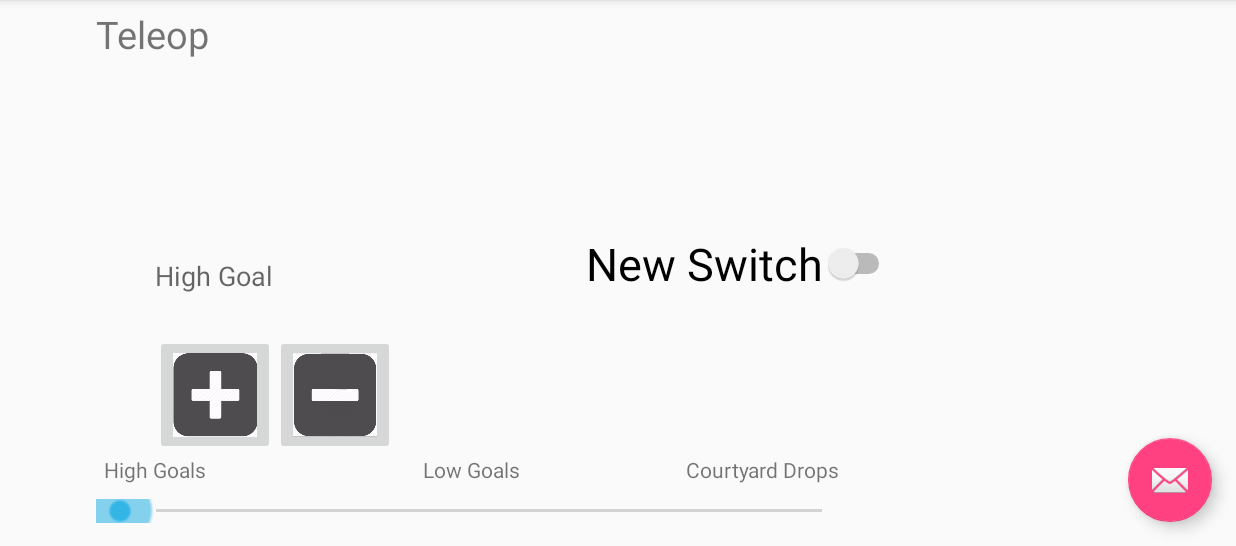
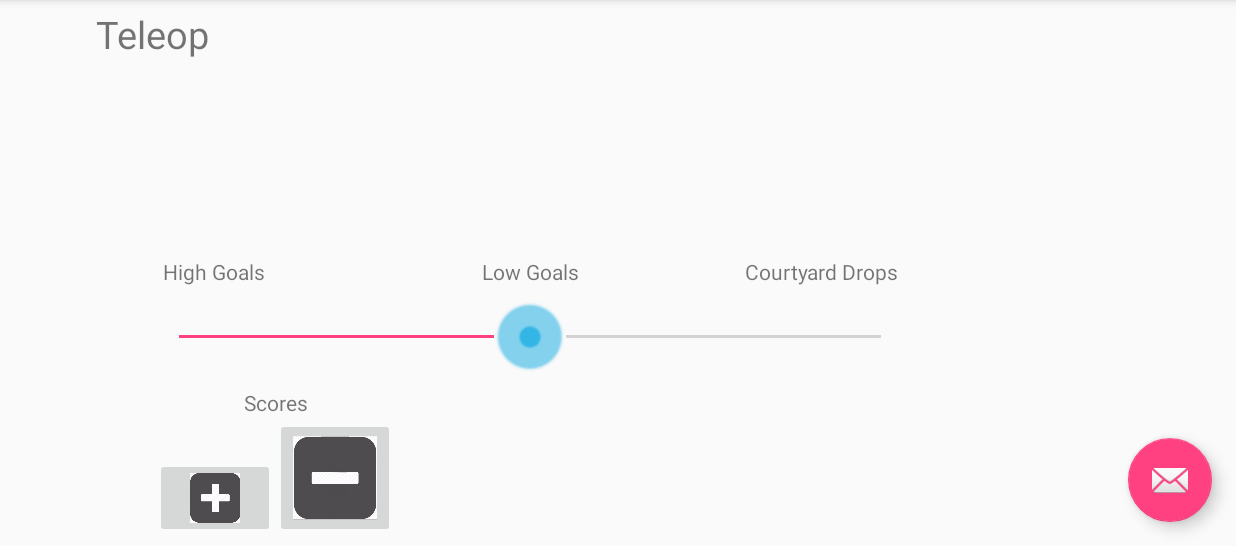
Before and after one commit to Team610/2016-Scouting, an Android app: the screen it shows after launch (MainActivity), after a tap on "Tele-Op", on a phone screen of 824 x 412 dp (held sideways), the part 72-618 px from its top. Run offline under Robolectric (Android 15) with nearby library versions, the phone set to English and light mode, and no system bars; 1 other tap on this screen came first.

Commit message:
Fixed Nav bar + edited teleop page

```diff
--- a/ScoutingApp/app/src/main/java/com/team610/scouting/scoutingapp/TeleopFragment.java
+++ b/ScoutingApp/app/src/main/java/com/team610/scouting/scoutingapp/TeleopFragment.java
@@ -93,6 +93,8 @@ public class TeleopFragment extends Fragment implements SeekBar.OnSeekBarChangeL
         sb1 = (SeekBar) rootView.findViewById(R.id.setgoal_SeekBar);
         sb1.setOnSeekBarChangeListener(this);
 
+        sb1.setProgress(50);
+
         return rootView;
         //return inflater.inflate(R.layout.fragment_teleop, container, false);
 
--- a/ScoutingApp/app/src/main/res/layout/fragment_teleop.xml
+++ b/ScoutingApp/app/src/main/res/layout/fragment_teleop.xml
@@ -14,7 +14,7 @@
         android:layout_alignParentTop="true"
         android:layout_alignParentLeft="true"
         android:layout_alignParentStart="true" />
-
+<!--
     <TextView
         android:layout_width="wrap_content"
         android:layout_height="wrap_content"
@@ -27,44 +27,18 @@
         android:layout_alignParentLeft="true"
         android:layout_alignParentStart="true"
         android:layout_marginTop="166dp" />
+        -->
 
-    <Switch
-        android:layout_width="wrap_content"
-        android:layout_height="wrap_content"
-        android:text="New Switch"
-        android:id="@+id/switch1"
-        android:layout_alignBottom="@+id/highgoal_TextView"
-        android:textSize="30dp"
-        android:layout_alignParentRight="true"
-        android:layout_alignParentEnd="true"
-        android:layout_marginRight="163dp"
-        android:layout_marginEnd="163dp" />
-
-    <ImageButton
-        android:layout_width="80dp"
-        android:layout_height="80dp"
-        android:scaleType="fitCenter"
-        android:id="@+id/plus_ImageButton"
-        android:src="@drawable/plus"
-        android:layout_below="@+id/highgoal_TextView"
-        android:layout_alignLeft="@+id/highgoal_TextView"
-        android:layout_alignStart="@+id/highgoal_TextView"
-        android:layout_marginTop="27dp" />
-
-    <ImageButton
-        android:layout_width="80dp"
-        android:layout_height="80dp"
-        android:scaleType="fitCenter"
-        android:id="@+id/minus_ImageButton"
-        android:src="@drawable/minus"
-        android:layout_alignBottom="@+id/plus_ImageButton"
-        android:layout_toRightOf="@+id/plus_ImageButton"
-        />
     <TableLayout
         android:layout_width="500dp"
         android:layout_height="wrap_content"
-        android:layout_below="@+id/minus_ImageButton"
-        android:id="@+id/tableLayout">
+        android:layout_marginLeft="39dp"
+        android:layout_marginStart="39dp"
+        android:layout_alignParentTop="true"
+        android:layout_alignParentLeft="true"
+        android:layout_alignParentStart="true"
+        android:layout_marginTop="166dp"
+        android:id="@+id/goalSlider_TableLayout">
 
         <include
             android:id="@+id/tableRow1_ref"
@@ -84,5 +58,61 @@
 
     </TableLayout>
 
+    <TableLayout
+        android:layout_width="wrap_content"
+        android:layout_height="wrap_content"
+        android:layout_alignLeft="@+id/goalSlider_TableLayout"
+        android:layout_below="@+id/goalSlider_TableLayout"
+        android:id="@+id/tableLayout">
+
+
+        <TextView
+            android:layout_width="wrap_content"
+            android:layout_height="wrap_content"
+            android:text="Scores"
+            android:id="@+id/scores_TextView"
+            android:gravity="center"
+
+            />
+
+
+        <TableRow>
+
+            <RelativeLayout>
+
+
+
+    <ImageButton
+        android:layout_width="80dp"
+        android:layout_height="80dp"
+        android:scaleType="fitCenter"
+        android:id="@+id/plus_ImageButton"
+        android:src="@drawable/plus"
+       android:gravity="left"
+        android:layout_alignParentLeft="true"
+        android:layout_marginTop="27dp"
+        android:layout_centerHorizontal="true"
+        />
+
+    <ImageButton
+        android:layout_width="80dp"
+        android:layout_height="80dp"
+        android:scaleType="fitCenter"
+        android:id="@+id/minus_ImageButton"
+        android:src="@drawable/minus"
+        android:gravity="right"
+        android:layout_toRightOf="@+id/plus_ImageButton"
+        android:layout_alignBottom="@+id/plus_ImageButton"
+
+        />
+
+            </RelativeLayout>
+
+        </TableRow>
+
+
+
+    </TableLayout>
+
 
 </RelativeLayout>
--- a/ScoutingApp/app/src/main/res/layout/nav_header_main.xml
+++ b/ScoutingApp/app/src/main/res/layout/nav_header_main.xml
@@ -1,16 +1,25 @@
 <?xml version="1.0" encoding="utf-8"?>
 <LinearLayout xmlns:android="http://schemas.android.com/apk/res/android"
     android:layout_width="match_parent"
-    android:layout_height="@dimen/nav_header_height"
+    android:layout_height="5dp"
     android:background="@drawable/side_nav_bar"
     android:gravity="bottom"
     android:orientation="vertical"
-    android:paddingBottom="@dimen/activity_vertical_margin"
+    android:paddingBottom="5dp"
     android:paddingLeft="@dimen/activity_horizontal_margin"
     android:paddingRight="@dimen/activity_horizontal_margin"
+    android:paddingTop="5dp"
+    android:theme="@style/ThemeOverlay.AppCompat.Dark">
+    <!--
     android:paddingTop="@dimen/activity_vertical_margin"
-    android:theme="@style/ThemeOverlay.AppCompat.Dark">
+    android:paddingBottom="@dimen/activity_vertical_margin"
+    android:layout_height="@dimen/nav_header_height"
+    -->
 
+
+
+
+    <!--
     <ImageView
         android:id="@+id/imageView"
         android:layout_width="wrap_content"
@@ -31,4 +40,6 @@
         android:layout_height="wrap_content"
         android:text="android.studio@android.com" />
 
+        -->
+
 </LinearLayout>
--- a/ScoutingApp/app/src/main/res/menu/activity_main_drawer.xml
+++ b/ScoutingApp/app/src/main/res/menu/activity_main_drawer.xml
@@ -2,6 +2,7 @@
 <menu xmlns:android="http://schemas.android.com/apk/res/android">
 
     <group android:checkableBehavior="single">
+
         <item
             android:id="@+id/fragment_initial"
             android:icon="@drawable/ic_menu_camera"
@@ -20,6 +21,8 @@
             android:title="Tele-Op" />
     </group>
 
+
+    <!--
     <item android:title="Communicate">
         <menu>
             <item
@@ -33,4 +36,6 @@
         </menu>
     </item>
 
+    -->
+
 </menu>
```
